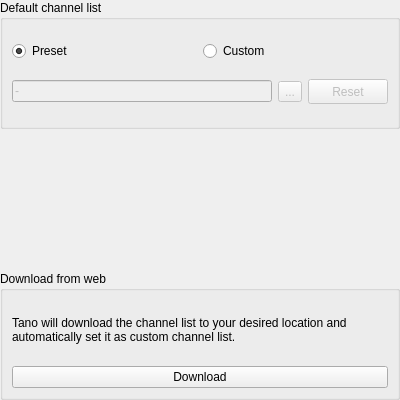
Old version of the form src/ui/settings/SettingsPlaylist.ui in the repository ntadej/tano.
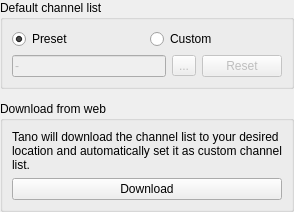
New version of the form. Icons and pictures are not drawn. Custom widgets are drawn as their Qt base class.

Commit message:
Major settings update
GUI editor separated in specific views

```diff
--- a/src/ui/settings/SettingsPlaylist.ui
+++ b/src/ui/settings/SettingsPlaylist.ui
@@ -2,18 +2,6 @@
 <ui version="4.0">
  <class>SettingsPlaylist</class>
  <widget class="QWidget" name="SettingsPlaylist">
-  <property name="geometry">
-   <rect>
-    <x>0</x>
-    <y>0</y>
-    <width>400</width>
-    <height>400</height>
-   </rect>
-  </property>
-  <property name="windowIcon">
-   <iconset resource="../../../data/icons.qrc">
-    <normaloff>:/icons/48x48/video.png</normaloff>:/icons/48x48/video.png</iconset>
-  </property>
   <layout class="QVBoxLayout" name="verticalLayout">
    <property name="margin">
     <number>0</number>
```
The commit also changes 38 other files.
